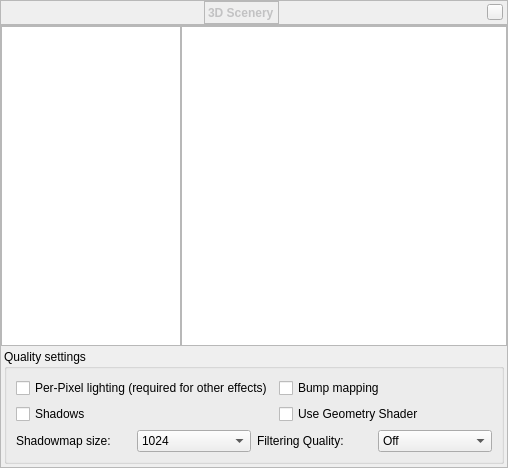
Old version of the form plugins/Scenery3d/src/gui/scenery3dDialog.ui in the repository 519984307/stellarium_src.
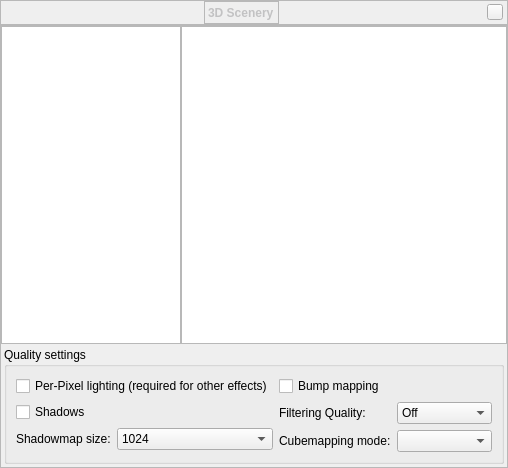
New version of the form. Custom widgets are drawn as their Qt base class.

Commit message: Re-add old 6-texture based cubemapping method, for best Intel performance Cubemapping method can now be selected with a combobox in GUI (6-texture, 1 cubemap, 1 cubemap + Geometry shader), they all have varying performance characteristics Revamped GUI and Mgr to use some enums instead of 3-way boolean workarounds, etc

Patch:
```diff
--- a/plugins/Scenery3d/src/gui/scenery3dDialog.ui
+++ b/plugins/Scenery3d/src/gui/scenery3dDialog.ui
@@ -352,13 +352,38 @@
               <item row="6" column="0" colspan="2">
                <layout class="QHBoxLayout" name="horizontalLayout">
                 <item>
+                 <layout class="QFormLayout" name="formLayout">
+                  <item row="0" column="0" colspan="2">
+                   <widget class="QCheckBox" name="checkBoxEnablePixelLight">
+                    <property name="text">
+                     <string>Per-Pixel lighting (required for other effects)</string>
+                    </property>
+                   </widget>
+                  </item>
+                  <item row="1" column="0" colspan="2">
+                   <widget class="QCheckBox" name="checkBoxEnableShadows">
+                    <property name="enabled">
+                     <bool>true</bool>
+                    </property>
+                    <property name="text">
+                     <string>Shadows</string>
+                    </property>
+                    <property name="checked">
+                     <bool>false</bool>
+                    </property>
+                    <property name="tristate">
+                     <bool>false</bool>
+                    </property>
+                   </widget>
+                  </item>
+                  <item row="2" column="0">
                  <widget class="QLabel" name="label">
                   <property name="text">
                    <string>Shadowmap size:</string>
                   </property>
                  </widget>
                 </item>
-                <item>
+                  <item row="2" column="1">
                  <widget class="QComboBox" name="comboBoxShadowmapSize">
                   <property name="currentIndex">
                    <number>2</number>
@@ -385,14 +410,18 @@
                   </item>
                  </widget>
                 </item>
+                 </layout>
+                </item>
                 <item>
+                 <layout class="QFormLayout" name="formLayout_2">
+                  <item row="1" column="0">
                  <widget class="QLabel" name="label_2">
                   <property name="text">
                    <string>Filtering Quality:</string>
                   </property>
                  </widget>
                 </item>
-                <item>
+                  <item row="1" column="1">
                  <widget class="QComboBox" name="comboBoxShadowFiltering">
                   <item>
                    <property name="text">
@@ -411,16 +440,7 @@
                   </item>
                  </widget>
                 </item>
-               </layout>
-              </item>
-              <item row="1" column="0">
-               <widget class="QCheckBox" name="checkBoxEnablePixelLight">
-                <property name="text">
-                 <string>Per-Pixel lighting (required for other effects)</string>
-                </property>
-               </widget>
-              </item>
-              <item row="1" column="1">
+                  <item row="0" column="0" colspan="2">
                <widget class="QCheckBox" name="checkBoxEnableBump">
                 <property name="enabled">
                  <bool>true</bool>
@@ -436,31 +456,19 @@
                 </property>
                </widget>
               </item>
-              <item row="4" column="0">
-               <widget class="QCheckBox" name="checkBoxEnableShadows">
-                <property name="enabled">
-                 <bool>true</bool>
-                </property>
-                <property name="text">
-                 <string>Shadows</string>
-                </property>
-                <property name="checked">
-                 <bool>false</bool>
-                </property>
-                <property name="tristate">
-                 <bool>false</bool>
-                </property>
-               </widget>
-              </item>
-              <item row="4" column="1">
-               <widget class="QCheckBox" name="checkBoxEnableGeometryShader">
-                <property name="toolTip">
-                 <string>&lt;html&gt;&lt;head/&gt;&lt;body&gt;&lt;p&gt;This enables the use of hardware-based Geometry shaders to accelerate the cubemap creation (used when any projection other than &amp;quot;Perspective&amp;quot; is used). If this is not used, all polygons must be drawn 6 times, therefore this option might provide a speedup on compatible hardware.&lt;/p&gt;&lt;/body&gt;&lt;/html&gt;</string>
-                </property>
+                  <item row="2" column="1">
+                   <widget class="QComboBox" name="comboBoxCubemapMode"/>
+                  </item>
+                  <item row="2" column="0">
+                   <widget class="QLabel" name="label_3">
                 <property name="text">
-                 <string>Use Geometry Shader</string>
-                </property>
-               </widget>
+                     <string>Cubemapping mode:</string>
+                    </property>
+                   </widget>
+                  </item>
+                 </layout>
+                </item>
+               </layout>
               </item>
              </layout>
             </widget>
```
Lines whose indentation alone changed are shown as unchanged. The commit also changes 11 other files.
